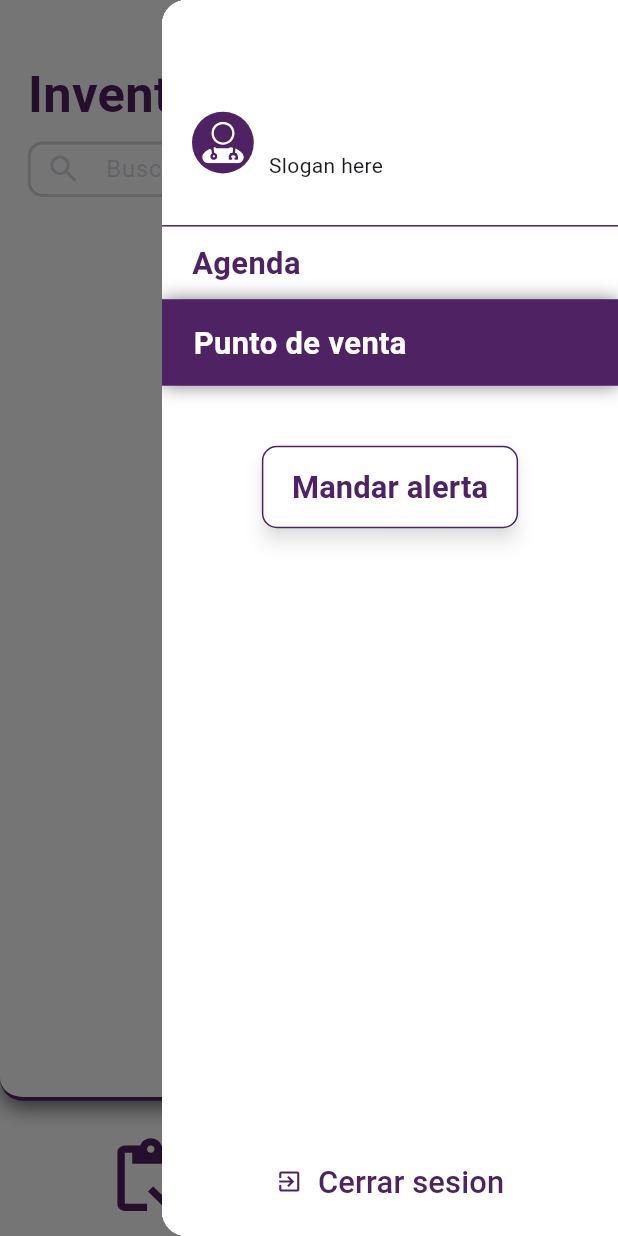
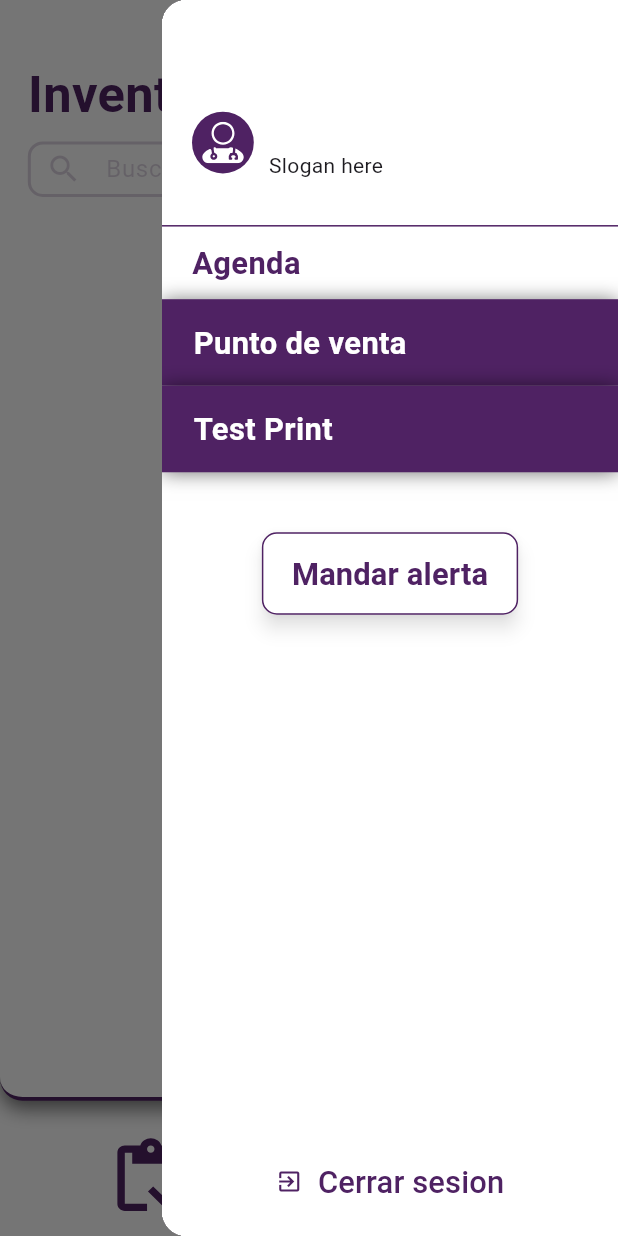
Before and after one commit to aalcolea/BeauteApp, a Flutter app: the adminInv screen opened directly, with the side drawer open, on a phone screen of 412 x 824 dp. Run offline on Flutter 3.47's test engine with Material 3 defaults, Android fonts, the phone set to English and light mode, and no system bars; our stand-ins replace firebase_core, firebase_messaging, flutter_blue, flutter_keyboard_visibility, flutter_secure_storage, flutter_slidable and 7 more; missing offline and left inert: alphabet_list_view, dart:ffi, jaguar_jwt, qr_code_scanner, soundpool; accounts and stored records are empty; network calls fail.

Commit message:
adding test print

```diff
--- a/lib/navBar.dart
+++ b/lib/navBar.dart
@@ -6,6 +6,7 @@
 import 'agenda/forms/alertForm.dart';
 import 'globalVar.dart';
 import 'agenda/services/auth_service.dart';
+import 'inventory/testPrinter/testPrint.dart';
 
 class navBar extends StatefulWidget {
   final bool isDoctorLog;
@@ -159,6 +160,47 @@
                 ),
               ),
             ),
+            ///TEST PRINTER
+            InkWell(
+              onTap: widget.currentScreen == 'inventario' ? Navigator.of(context).pop : (){
+                Navigator.of(context).pushAndRemoveUntil(
+                  CupertinoPageRoute(
+                    builder: (context) => testPrint(),
+                  ),
+                      (Route<dynamic> route) => false,
+                );
+              },
+              child: Container(
+                padding: EdgeInsets.only(left: 20),
+                width: MediaQuery.of(context).size.width,
+                height: widget.currentScreen == 'agenda' ? MediaQuery.of(context).size.height*0.06 : MediaQuery.of(context).size.height*0.07,
+                alignment: Alignment.centerLeft,
+                decoration: BoxDecoration(
+                  border: widget.currentScreen == 'agenda' ? Border(left: BorderSide.none, bottom: BorderSide(color: Color(0XFF4F2263))) : Border.all(color: Color(0XFF4F2263)),
+                  color: widget.currentScreen == 'agenda' ? Colors.transparent : Color(0XFF4F2263),
+                  boxShadow: widget.currentScreen == 'agenda' ? null : [
+                    BoxShadow(
+                      color: Colors.black54,
+                      offset: Offset(0, MediaQuery.of(context).size.width * 0.001),
+                      blurRadius: 10,
+                    )
+                  ],
+                ),
+                child: Text(
+                  'Test Print',
+                  style: widget.currentScreen == 'agenda' ? TextStyle(
+                      fontWeight: FontWeight.bold,
+                      fontSize: MediaQuery.of(context).size.width*0.05,
+                      color: Color(0XFF4F2263)
+                  ) : TextStyle(
+                      fontWeight: FontWeight.bold,
+                      fontSize: MediaQuery.of(context).size.width*0.05,
+                      color: Colors.white
+                  ),
+                ),
+              ),
+            ),
+            ///final test printer
             Visibility(
               visible: !widget.isDoctorLog,
               child: Container(
--- a/pubspec.yaml
+++ b/pubspec.yaml
@@ -54,6 +54,7 @@
   permission_handler: ^11.3.1
   qr_code_scanner: ^1.0.1
   soundpool: ^2.3.0
+  flutter_blue: ^0.8.0
 
 dev_dependencies:
   flutter_test:
```
Also changed, not shown: lib/inventory/testPrinter/testPrint.dart (added, +107 -0 lines), lib/inventory/testPrinter/bleController.dart (added), 1 other file.
